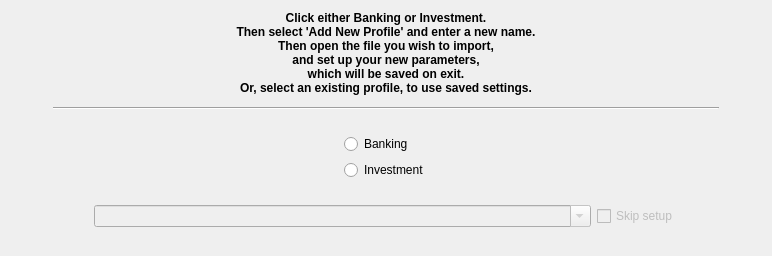
Before: the Qt Designer form kmymoney/plugins/csvimport/introwizardpage.ui in KDE/kmymoney, drawn with Qt 5.
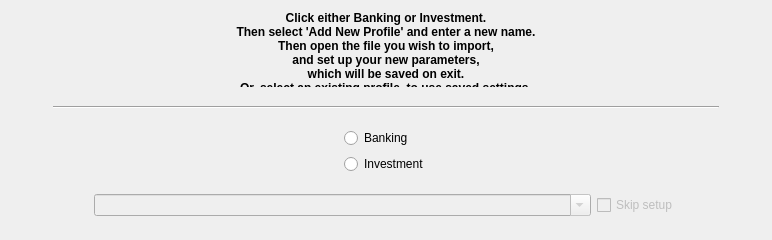
After: the same form once the commit is applied. Custom widgets are drawn as their Qt base class.

Commit message: Highlight unwanted rows instead of deleting them on import. Improve display to avoid clipping height of rows. Standardise height of wizard pages so table widget height doesn't change. Don't move position of 'Back' button between pages. Check for valid numeric entries on investment import.

Patch:
```diff
--- a/kmymoney/plugins/csvimport/introwizardpage.ui
+++ b/kmymoney/plugins/csvimport/introwizardpage.ui
@@ -7,7 +7,7 @@
     <x>0</x>
     <y>0</y>
     <width>772</width>
-    <height>256</height>
+    <height>240</height>
    </rect>
   </property>
   <property name="sizePolicy">
@@ -19,13 +19,13 @@
   <property name="minimumSize">
    <size>
     <width>0</width>
-    <height>220</height>
+    <height>230</height>
    </size>
   </property>
   <property name="maximumSize">
    <size>
     <width>16777215</width>
-    <height>280</height>
+    <height>267</height>
    </size>
   </property>
   <property name="windowTitle">
@@ -48,7 +48,7 @@
       </spacer>
      </item>
      <item>
-      <layout class="QVBoxLayout" name="verticalLayout_main" stretch="35,3,2,30,2,55,2">
+      <layout class="QVBoxLayout" name="verticalLayout_main" stretch="35,0,3,2,0,30,2,0,55,0,2">
        <item>
         <widget class="QLabel" name="label">
          <property name="minimumSize">
@@ -80,6 +80,19 @@
          </property>
         </widget>
        </item>
+       <item>
+        <spacer name="verticalSpacer_4">
+         <property name="orientation">
+          <enum>Qt::Vertical</enum>
+         </property>
+         <property name="sizeHint" stdset="0">
+          <size>
+           <width>20</width>
+           <height>40</height>
+          </size>
+         </property>
+        </spacer>
+       </item>
        <item>
         <widget class="Line" name="line_hor">
          <property name="orientation">
@@ -100,6 +113,19 @@
          </property>
         </spacer>
        </item>
+       <item>
+        <spacer name="verticalSpacer_5">
+         <property name="orientation">
+          <enum>Qt::Vertical</enum>
+         </property>
+         <property name="sizeHint" stdset="0">
+          <size>
+           <width>20</width>
+           <height>40</height>
+          </size>
+         </property>
+        </spacer>
+       </item>
        <item>
         <layout class="QHBoxLayout" name="horizontalLayout_radio">
          <item>
@@ -167,6 +193,19 @@
          </property>
         </spacer>
        </item>
+       <item>
+        <spacer name="verticalSpacer_6">
+         <property name="orientation">
+          <enum>Qt::Vertical</enum>
+         </property>
+         <property name="sizeHint" stdset="0">
+          <size>
+           <width>20</width>
+           <height>40</height>
+          </size>
+         </property>
+        </spacer>
+       </item>
        <item>
         <layout class="QHBoxLayout" name="horizontalLayout_combo" stretch="5,60,5,5">
          <item>
@@ -229,6 +268,19 @@
          </item>
         </layout>
        </item>
+       <item>
+        <spacer name="verticalSpacer_7">
+         <property name="orientation">
+          <enum>Qt::Vertical</enum>
+         </property>
+         <property name="sizeHint" stdset="0">
+          <size>
+           <width>20</width>
+           <height>40</height>
+          </size>
+         </property>
+        </spacer>
+       </item>
        <item>
         <spacer name="verticalSpacer">
          <property name="orientation">
```
The commit also changes 18 other files.
